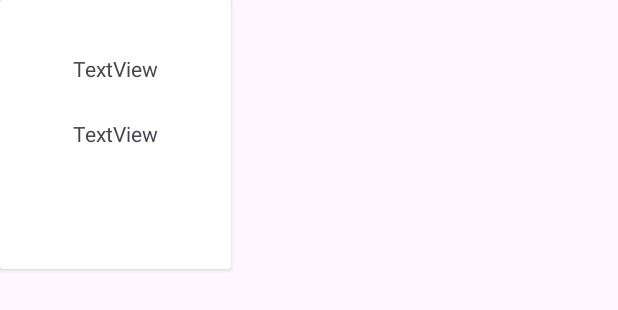
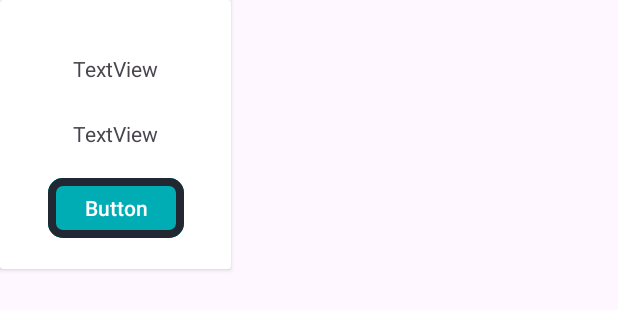
Before and after one commit to DragunWF/DevVault, an Android app: the layout card_layout_capsule.xml on its own in the app's theme, with its tools: preview values and no code run, on a phone screen of 412 x 824 dp. Shown: the top 310 px of the screen. Run offline under Robolectric (Android 15) with nearby library versions, the phone set to English and light mode, and no system bars.

Commit message:
update shit na may button na

```diff
--- a/app/src/main/res/layout/card_layout_capsule.xml
+++ b/app/src/main/res/layout/card_layout_capsule.xml
@@ -32,6 +32,21 @@
                 app:layout_constraintEnd_toEndOf="parent"
                 app:layout_constraintStart_toStartOf="parent"
                 app:layout_constraintTop_toBottomOf="@+id/titleTextView" />
+
+            <Button
+                android:id="@+id/viewBtn"
+                android:layout_width="wrap_content"
+                android:layout_height="wrap_content"
+                android:layout_marginTop="16dp"
+                android:text="Button"
+                android:backgroundTint="#00ADB5"
+                app:cornerRadius="10dp"
+                app:strokeWidth="5dp"
+                app:strokeColor="#222831"
+                app:layout_constraintEnd_toEndOf="parent"
+                app:layout_constraintHorizontal_bias="0.507"
+                app:layout_constraintStart_toStartOf="parent"
+                app:layout_constraintTop_toBottomOf="@+id/typeTextView" />
         </androidx.constraintlayout.widget.ConstraintLayout>
     </androidx.cardview.widget.CardView>
 
```
